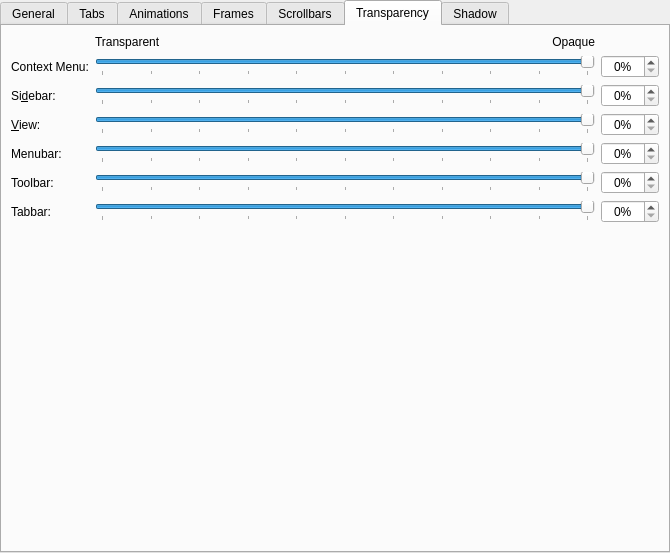
Old version of the form kstyle/config/ui/goldenglassstyleconfig.ui in the repository BuaxDEV/kde-golden-glass.
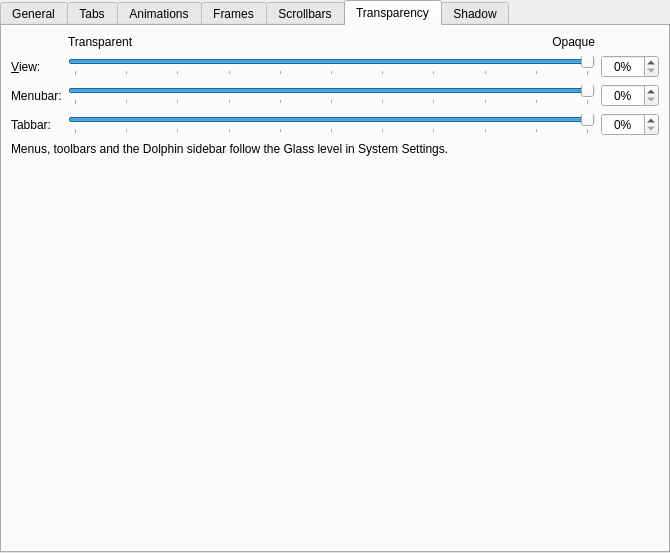
New version of the form. The open tabs and pages were chosen to show the change. Custom widgets are drawn as their Qt base class.

Commit message:
Leave menu, toolbar and sidebar opacity to the glass level
The Transparency page of the style settings had its own sliders for the
menu, toolbar and Dolphin sidebar opacity, the same keys the glass level
writes, so either control silently undid the other. Those sliders are gone
and a note points to the Glass settings module instead; the view, menu bar
and tab bar sliders stay.

Patch:
```diff
--- a/kstyle/config/ui/goldenglassstyleconfig.ui
+++ b/kstyle/config/ui/goldenglassstyleconfig.ui
@@ -1162,108 +1162,6 @@
         </layout>
        </item>
        <item row="1" column="0">
-        <widget class="QLabel" name="_menuGroupDescription">
-         <property name="toolTip">
-          <string>This changes the transparency of context menus and popup menus</string>
-         </property>
-         <property name="text">
-          <string>Context Menu:</string>
-         </property>
-         <property name="alignment">
-          <set>Qt::AlignmentFlag::AlignLeading|Qt::AlignmentFlag::AlignLeft|Qt::AlignmentFlag::AlignVCenter</set>
-         </property>
-         <property name="buddy">
-          <cstring>_menuOpacity</cstring>
-         </property>
-        </widget>
-       </item>
-       <item row="1" column="1">
-        <widget class="QSlider" name="_menuOpacity">
-         <property name="toolTip">
-          <string>This changes the transparency of context menus and popup menus</string>
-         </property>
-         <property name="maximum">
-          <number>100</number>
-         </property>
-         <property name="value">
-          <number>100</number>
-         </property>
-         <property name="orientation">
-          <enum>Qt::Orientation::Horizontal</enum>
-         </property>
-         <property name="tickPosition">
-          <enum>QSlider::TickPosition::TicksBelow</enum>
-         </property>
-         <property name="tickInterval">
-          <number>10</number>
-         </property>
-        </widget>
-       </item>
-       <item row="1" column="2">
-        <widget class="QSpinBox" name="_menuOpacitySpinBox">
-         <property name="alignment">
-          <set>Qt::AlignmentFlag::AlignCenter</set>
-         </property>
-         <property name="suffix">
-          <string>%</string>
-         </property>
-         <property name="maximum">
-          <number>100</number>
-         </property>
-        </widget>
-       </item>
-       <item row="2" column="0">
-        <widget class="QLabel" name="label_5">
-         <property name="toolTip">
-          <string>Dolphin sidebar transparency. Requires &quot;Draw frame around dockable panels&quot; to be disabled.</string>
-         </property>
-         <property name="text">
-          <string>Si&amp;debar:</string>
-         </property>
-         <property name="alignment">
-          <set>Qt::AlignmentFlag::AlignLeading|Qt::AlignmentFlag::AlignLeft|Qt::AlignmentFlag::AlignVCenter</set>
-         </property>
-         <property name="buddy">
-          <cstring>_sidebarOpacity</cstring>
-         </property>
-        </widget>
-       </item>
-       <item row="2" column="1">
-        <widget class="QSlider" name="_sidebarOpacity">
-         <property name="toolTip">
-          <string>Dolphin sidebar transparency. Requires &quot;Draw frame around dockable panels&quot; to be disabled.</string>
-         </property>
-         <property name="maximum">
-          <number>100</number>
-         </property>
-         <property name="value">
-          <number>100</number>
-         </property>
-         <property name="orientation">
-          <enum>Qt::Orientation::Horizontal</enum>
-         </property>
-         <property name="tickPosition">
-          <enum>QSlider::TickPosition::TicksBelow</enum>
-         </property>
-         <property name="tickInterval">
-          <number>10</number>
-         </property>
-        </widget>
-       </item>
-       <item row="2" column="2">
-        <widget class="QSpinBox" name="_sidebarOpacitySpinBox">
-         <property name="alignment">
-          <set>Qt::AlignmentFlag::AlignCenter</set>
-         </property>
-         <property name="suffix">
-          <string>%</string>
-         </property>
-         <property name="maximum">
-          <number>100</number>
-         </property>
-        </widget>
-       </item>
-       <item row="3" column="0">
         <widget class="QLabel" name="label_viewOpacity">
          <property name="toolTip">
           <string>This changes the transparency of the Dolphin main file view area</string>
@@ -1279,7 +1177,7 @@
          </property>
         </widget>
        </item>
-       <item row="3" column="1">
+       <item row="1" column="1">
         <widget class="QSlider" name="_viewOpacity">
          <property name="toolTip">
           <string>This changes the transparency of the Dolphin main file view area</string>
@@ -1301,7 +1199,7 @@
          </property>
         </widget>
        </item>
-       <item row="3" column="2">
+       <item row="1" column="2">
         <widget class="QSpinBox" name="_viewOpacitySpinBox">
          <property name="alignment">
           <set>Qt::AlignmentFlag::AlignCenter</set>
@@ -1314,7 +1212,7 @@
          </property>
         </widget>
        </item>
-       <item row="4" column="0">
+       <item row="2" column="0">
         <widget class="QLabel" name="label_7">
          <property name="text">
           <string>Menubar:</string>
@@ -1327,7 +1225,7 @@
          </property>
         </widget>
        </item>
-       <item row="4" column="1">
+       <item row="2" column="1">
         <widget class="QSlider" name="_menuBarOpacity">
          <property name="toolTip">
           <string>This changes the menubar opacity</string>
@@ -1349,7 +1247,7 @@
          </property>
         </widget>
        </item>
-       <item row="4" column="2">
+       <item row="2" column="2">
         <widget class="QSpinBox" name="_menuBarOpacitySpinBox">
          <property name="alignment">
           <set>Qt::AlignmentFlag::AlignCenter</set>
@@ -1362,55 +1260,7 @@
          </property>
         </widget>
        </item>
-       <item row="5" column="0">
-        <widget class="QLabel" name="label_8">
-         <property name="text">
-          <string>Toolbar:</string>
-         </property>
-         <property name="alignment">
-          <set>Qt::AlignmentFlag::AlignLeading|Qt::AlignmentFlag::AlignLeft|Qt::AlignmentFlag::AlignVCenter</set>
-         </property>
-         <property name="buddy">
-          <cstring>_toolBarOpacity</cstring>
-         </property>
-        </widget>
-       </item>
-       <item row="5" column="1">
-        <widget class="QSlider" name="_toolBarOpacity">
-         <property name="toolTip">
-          <string>This changes the toolbar opacity</string>
-         </property>
-         <property name="maximum">
-          <number>100</number>
-         </property>
-         <property name="value">
-          <number>100</number>
-         </property>
-         <property name="orientation">
-          <enum>Qt::Orientation::Horizontal</enum>
-         </property>
-         <property name="tickPosition">
-          <enum>QSlider::TickPosition::TicksBelow</enum>
-         </property>
-         <property name="tickInterval">
-          <number>10</number>
-         </property>
-        </widget>
-       </item>
-       <item row="5" column="2">
-        <widget class="QSpinBox" name="_toolBarOpacitySpinBox">
-         <property name="alignment">
-          <set>Qt::AlignmentFlag::AlignCenter</set>
-         </property>
-         <property name="suffix">
-          <string>%</string>
-         </property>
-         <property name="maximum">
-          <number>100</number>
-         </property>
-        </widget>
-       </item>
-       <item row="6" column="0">
+       <item row="3" column="0">
         <widget class="QLabel" name="label_18">
          <property name="toolTip">
           <string>This changes the tabbar opacity inside Dolphin &amp; Konsole</string>
@@ -1426,7 +1276,7 @@
          </property>
         </widget>
        </item>
-       <item row="6" column="1">
+       <item row="3" column="1">
         <widget class="QSlider" name="_tabBarOpacity">
          <property name="toolTip">
           <string>This changes the tabbar opacity inside Dolphin &amp; Konsole</string>
@@ -1448,7 +1298,7 @@
          </property>
         </widget>
        </item>
-       <item row="6" column="2">
+       <item row="3" column="2">
         <widget class="QSpinBox" name="_tabBarOpacitySpinBox">
          <property name="alignment">
           <set>Qt::AlignmentFlag::AlignCenter</set>
@@ -1461,7 +1311,17 @@
          </property>
         </widget>
        </item>
-       <item row="7" column="0">
+       <item row="4" column="0" colspan="3">
+        <widget class="QLabel" name="_glassLevelNote">
+         <property name="text">
+          <string>Menus, toolbars and the Dolphin sidebar follow the Glass level in System Settings.</string>
+         </property>
+         <property name="wordWrap">
+          <bool>true</bool>
+         </property>
+        </widget>
+       </item>
+       <item row="5" column="0">
         <spacer name="verticalSpacer_2">
          <property name="orientation">
           <enum>Qt::Orientation::Vertical</enum>
```
The commit also changes 4 other files.
